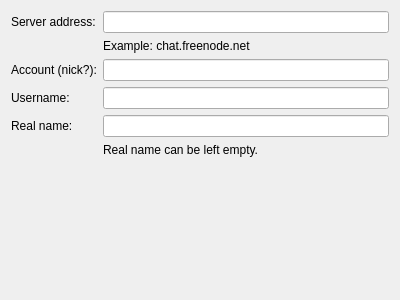
The window that idle/main-options-widget.ui (KDE/ktp-accounts-kcm) describes before a commit, drawn with Qt 5.
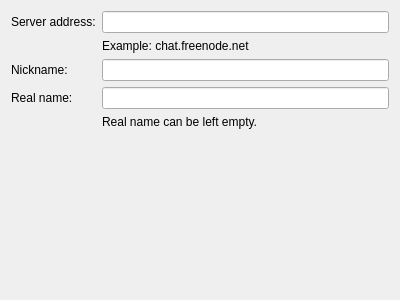
The same window after the commit. Custom widgets are drawn as their Qt base class.

Commit message: "account" option is the nickname; move username to advanced settings

Diff of the .ui file:
```diff
--- a/idle/main-options-widget.ui
+++ b/idle/main-options-widget.ui
@@ -40,7 +40,7 @@
    <item row="3" column="0">
     <widget class="QLabel" name="accountLabel">
      <property name="text">
-      <string>Account (nick?):</string>
+      <string>Nickname:</string>
      </property>
      <property name="buddy">
       <cstring>accountLineEdit</cstring>
@@ -50,20 +50,7 @@
    <item row="3" column="1">
     <widget class="KLineEdit" name="accountLineEdit"/>
    </item>
-   <item row="4" column="0">
-    <widget class="QLabel" name="usernameLabel">
-     <property name="text">
-      <string>Username:</string>
-     </property>
-     <property name="buddy">
-      <cstring>usernameLineEdit</cstring>
-     </property>
-    </widget>
-   </item>
-   <item row="4" column="1">
-    <widget class="KLineEdit" name="usernameLineEdit"/>
-   </item>
-   <item row="6" column="0">
+   <item row="5" column="0">
     <widget class="QLabel" name="fullnameLabel">
      <property name="text">
       <string>Real name:</string>
@@ -73,10 +60,10 @@
      </property>
     </widget>
    </item>
-   <item row="6" column="1">
+   <item row="5" column="1">
     <widget class="KLineEdit" name="fullnameLineEdit"/>
    </item>
-   <item row="7" column="1">
+   <item row="6" column="1">
     <widget class="QLabel" name="label_2">
      <property name="text">
       <string>Real name can be left empty.</string>
```
Left out of the diff: 1 changed line with no effect on the pictures. The commit also changes 3 other files.
